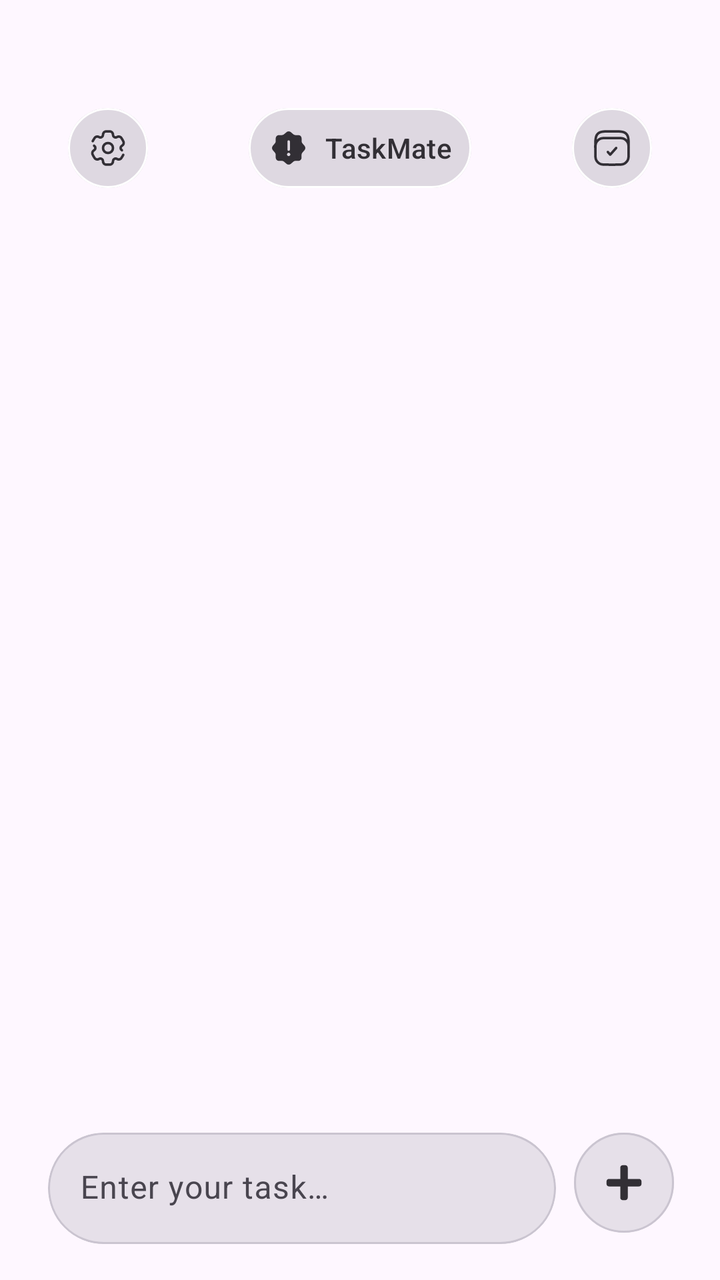
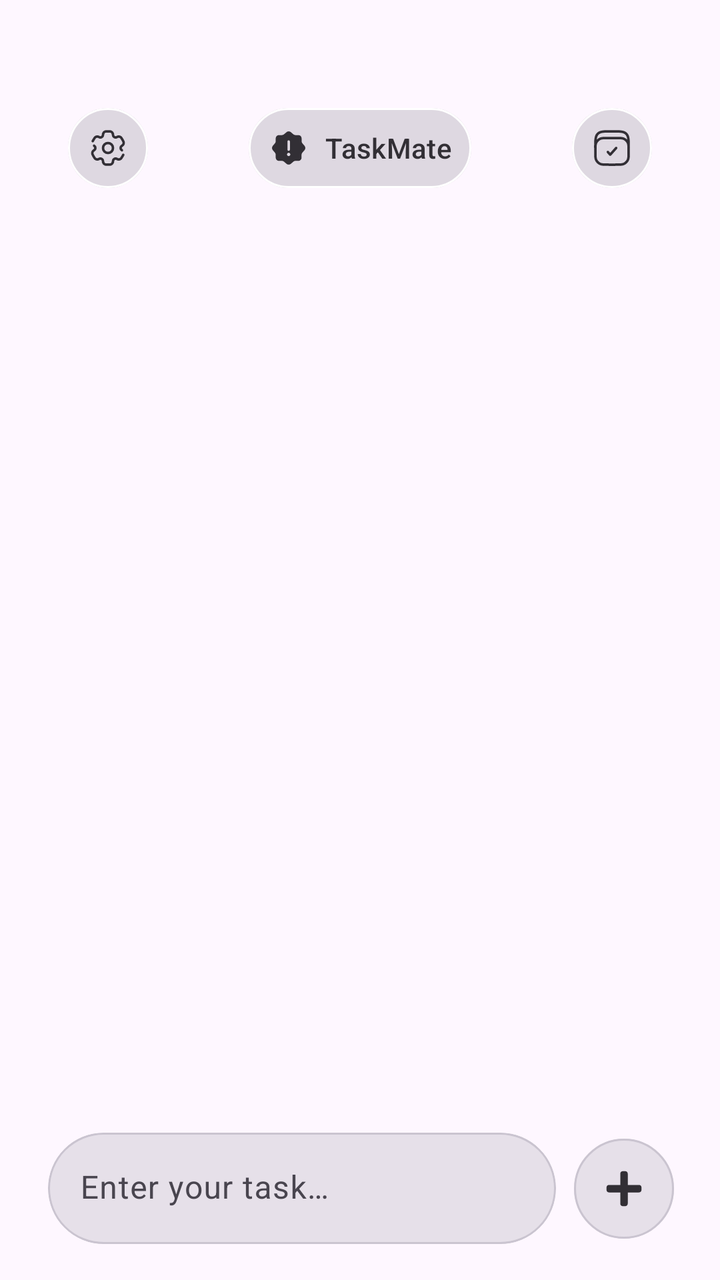

Before-and-after screenshots of an Android layout around one commit, followed by the original layout XML and the change that was made.
<!-- AndroidManifest.xml: application theme Theme.TaskMate -->
<!-- res/layout/activity_main.xml -->
<?xml version="1.0" encoding="utf-8"?>
<androidx.constraintlayout.widget.ConstraintLayout
    xmlns:android="http://schemas.android.com/apk/res/android"
    xmlns:tools="http://schemas.android.com/tools"
    xmlns:app="http://schemas.android.com/apk/res-auto"
    android:id="@+id/main"
    android:layout_width="match_parent"
    android:layout_height="match_parent"
    tools:context=".MainActivity">

    <androidx.constraintlayout.widget.ConstraintLayout
        android:id="@+id/topRowButtons"
        android:layout_width="match_parent"
        android:layout_height="wrap_content"
        android:paddingTop="50dp"
        android:paddingHorizontal="30dp"
        app:layout_constraintTop_toTopOf="parent"
        app:layout_constraintStart_toStartOf="parent"
        app:layout_constraintEnd_toEndOf="parent">

        <com.google.android.material.button.MaterialButton
            android:id="@+id/settingsButton"
            android:layout_width="wrap_content"
            android:layout_height="wrap_content"
            android:textSize="14sp"
            android:textColor="?attr/colorSurfaceInverse"
            android:backgroundTint="?attr/colorSurfaceDim"
            app:strokeWidth="1dp"
            app:strokeColor="@color/design_default_color_surface"
            style="@style/Widget.Material3.Button.IconButton.Filled.Tonal"
            app:icon="@drawable/settings_svgrepo_com"
            app:iconGravity="textStart"
            app:iconTint="?attr/colorSurfaceInverse"
            app:layout_constraintTop_toTopOf="parent"
            app:layout_constraintStart_toStartOf="parent" />

        <com.google.android.material.button.MaterialButton
            android:id="@+id/archivesButton"
            android:layout_width="wrap_content"
            android:layout_height="wrap_content"
            android:textColor="?attr/colorSurfaceInverse"
            android:backgroundTint="?attr/colorSurfaceDim"
            app:strokeWidth="1dp"
            app:strokeColor="@color/design_default_color_surface"
            style="@style/Widget.Material3.Button.IconButton.Filled.Tonal"
            app:icon="@drawable/archive_minimalistic_svgrepo_com"
            app:iconTint="?attr/colorSurfaceInverse"
            app:iconGravity="end"
            app:layout_constraintTop_toTopOf="parent"
            app:layout_constraintEnd_toEndOf="parent" />

        <com.google.android.material.button.MaterialButton
            android:id="@+id/appInfoButton"
            android:layout_width="wrap_content"
            android:layout_height="wrap_content"
            android:textColor="?attr/colorSurfaceInverse"
            android:backgroundTint="?attr/colorSurfaceDim"
            android:text="@string/app_name"
            app:strokeWidth="1dp"
            app:strokeColor="@color/design_default_color_surface"
            style="@style/Widget.Material3.Button.IconButton.Filled.Tonal"
            app:icon="@drawable/info_circle_svgrepo_com"
            app:iconTint="?attr/colorSurfaceInverse"
            app:iconGravity="start"
            app:iconPadding="8dp"
            app:layout_constraintTop_toTopOf="parent"
            app:layout_constraintStart_toEndOf="@id/settingsButton"
            app:layout_constraintEnd_toStartOf="@id/archivesButton"/>

    </androidx.constraintlayout.widget.ConstraintLayout>


    <TextView
        android:id="@+id/emptyTasksView"
        android:layout_width="wrap_content"
        android:layout_height="wrap_content"
        android:text="@string/noTasksMessage"
        android:textSize="18sp"
        android:gravity="center"
        android:visibility="gone"
        app:layout_constraintBottom_toBottomOf="@id/recyclerView"
        app:layout_constraintEnd_toEndOf="@id/recyclerView"
        app:layout_constraintStart_toStartOf="@id/recyclerView"
        app:layout_constraintTop_toTopOf="@id/recyclerView" />

    <androidx.recyclerview.widget.RecyclerView
        android:id="@+id/recyclerView"
        android:layout_width="match_parent"
        android:layout_height="0dp"
        android:paddingHorizontal="5dp"
        android:paddingVertical="10dp"
        android:layout_marginTop="1dp"
        app:layout_constraintBottom_toTopOf="@id/bottomRow"
        app:layout_constraintTop_toBottomOf="@id/topRowButtons"
        app:layout_constraintStart_toStartOf="parent"
        app:layout_constraintEnd_toEndOf="parent"/>

    <androidx.constraintlayout.widget.ConstraintLayout
        android:id="@+id/bottomRow"
        android:layout_width="match_parent"
        android:layout_height="wrap_content"
        android:background="#00000000"
        app:layout_constraintBottom_toBottomOf="parent"
        app:layout_constraintStart_toStartOf="parent"
        app:layout_constraintEnd_toEndOf="parent">

        <com.google.android.material.card.MaterialCardView
            android:id="@+id/inputCard"
            android:layout_width="0dp"
            android:layout_height="wrap_content"
            android:layout_marginStart="24dp"
            android:layout_marginBottom="18dp"
            android:elevation="12dp"
            app:cardCornerRadius="50dp"
            app:layout_constraintTop_toTopOf="parent"
            app:layout_constraintBottom_toBottomOf="parent"
            app:layout_constraintStart_toStartOf="parent"
            app:layout_constraintEnd_toStartOf="@id/submitButton">

            <com.google.android.material.textfield.TextInputLayout
                android:id="@+id/taskInputLayout"
                style="@style/Widget.Material3.TextInputLayout.FilledBox"
                android:layout_width="match_parent"
                android:layout_height="wrap_content"
                android:hint="@string/taskEntrance"
                app:boxBackgroundMode="filled"
                app:boxCornerRadiusTopStart="40dp"
                app:boxCornerRadiusTopEnd="40dp"
                app:boxCornerRadiusBottomStart="40dp"
                app:boxCornerRadiusBottomEnd="40dp"
                app:boxStrokeWidth="0dp"
                app:boxStrokeWidthFocused="0dp">

                <com.google.android.material.textfield.TextInputEditText
                    android:id="@+id/userInput"
                    android:layout_width="match_parent"
                    android:layout_height="wrap_content"
                    android:maxLines="1"
                    android:cursorVisible="false"
                    android:focusable="false"
                    android:focusableInTouchMode="false"
                    android:longClickable="false" />

            </com.google.android.material.textfield.TextInputLayout>

        </com.google.android.material.card.MaterialCardView>


        <com.google.android.material.button.MaterialButton
            android:id="@+id/submitButton"
            android:layout_width="wrap_content"
            android:paddingHorizontal="15dp"
            android:paddingVertical="15dp"
            android:layout_height="wrap_content"
            android:textSize="12sp"
            android:textStyle="bold"
            android:layout_marginEnd="19dp"
            android:layout_marginStart="5dp"
            app:backgroundTint="?attr/colorSurfaceContainerHighest"
            style="@style/Widget.Material3.Button.IconButton.Filled.Tonal"
            app:icon="@drawable/plus_svgrepo_com"
            app:iconTint="?attr/colorSurfaceInverse"
            app:iconGravity="end"
            app:iconPadding="0dp"
            app:cornerRadius="60dp"
            android:insetTop="0dp"
            android:insetBottom="0dp"
            app:strokeWidth="1dp"
            app:strokeColor="?attr/colorOutlineVariant"
            app:layout_constraintStart_toEndOf="@id/inputCard"
            app:layout_constraintTop_toTopOf="@id/inputCard"
            app:layout_constraintEnd_toEndOf="parent"/>

    </androidx.constraintlayout.widget.ConstraintLayout>

</androidx.constraintlayout.widget.ConstraintLayout>
<!-- resources referenced by this layout -->
<resources>
  <!-- drawable archive_minimalistic_svgrepo_com: vector/xml drawable (drawable, 2690 chars, omitted) -->
  <!-- drawable info_circle_svgrepo_com (drawable) -->
  <vector xmlns:android="http://schemas.android.com/apk/res/android"
      android:width="800dp"
      android:height="800dp"
      android:viewportWidth="24"
      android:viewportHeight="24">
    <path
        android:pathData="M21.561,10.738L20.211,9.158C19.961,8.858 19.751,8.298 19.751,7.898V6.198C19.751,5.138 18.881,4.268 17.821,4.268H16.121C15.721,4.268 15.151,4.058 14.851,3.808L13.271,2.458C12.581,1.868 11.451,1.868 10.761,2.458L9.161,3.808C8.861,4.058 8.301,4.268 7.901,4.268H6.171C5.111,4.268 4.241,5.138 4.241,6.198V7.898C4.241,8.288 4.041,8.848 3.791,9.148L2.441,10.738C1.861,11.438 1.861,12.558 2.441,13.238L3.791,14.828C4.041,15.118 4.241,15.688 4.241,16.078V17.788C4.241,18.848 5.111,19.718 6.171,19.718H7.911C8.301,19.718 8.871,19.928 9.171,20.178L10.751,21.528C11.441,22.118 12.571,22.118 13.261,21.528L14.841,20.178C15.141,19.928 15.701,19.718 16.101,19.718H17.801C18.861,19.718 19.731,18.848 19.731,17.788V16.088C19.731,15.688 19.941,15.128 20.191,14.828L21.541,13.248C22.151,12.568 22.151,11.438 21.561,10.738ZM11.251,8.128C11.251,7.718 11.591,7.378 12.001,7.378C12.411,7.378 12.751,7.718 12.751,8.128V12.958C12.751,13.368 12.411,13.708 12.001,13.708C11.591,13.708 11.251,13.368 11.251,12.958V8.128ZM12.001,16.868C11.451,16.868 11.001,16.418 11.001,15.868C11.001,15.318 11.441,14.868 12.001,14.868C12.551,14.868 13.001,15.318 13.001,15.868C13.001,16.418 12.561,16.868 12.001,16.868Z"
        android:fillColor="#292D32"/>
  </vector>
  <!-- drawable plus_svgrepo_com (drawable) -->
  <vector xmlns:android="http://schemas.android.com/apk/res/android"
      android:width="800dp"
      android:height="800dp"
      android:viewportWidth="512"
      android:viewportHeight="512">
    <path
        android:pathData="M448,208L304,208L304,64c0,-17.67 -14.33,-32 -32,-32h-32c-17.67,0 -32,14.33 -32,32v144L64,208c-17.67,0 -32,14.33 -32,32v32c0,17.67 14.33,32 32,32h144v144c0,17.67 14.33,32 32,32h32c17.67,0 32,-14.33 32,-32L304,304h144c17.67,0 32,-14.33 32,-32v-32c0,-17.67 -14.33,-32 -32,-32z"
        android:fillColor="#000000"/>
  </vector>
  <!-- drawable settings_svgrepo_com: vector/xml drawable (drawable, 2165 chars, omitted) -->
  <string name="app_name">TaskMate</string>
  <string name="noTasksMessage">No tasks to show here!</string>
  <string name="taskEntrance">Enter your task…</string>
  <style name="Theme.TaskMate" parent="Theme.Material3.DayNight.NoActionBar">
  
          <item name="textAppearanceHeadline6">@style/TextAppearance.MaterialComponents.Headline6</item>
          <item name="textAppearanceBody1">@style/TextAppearance.MaterialComponents.Body1</item>
  
  
          
          <item name="colorPrimary">@color/purple_500</item>
  
  
          
          <item name="colorSecondary">@color/teal_200</item>
  
  
          
          <item name="android:navigationBarColor">@color/teal_700</item>
          <item name="android:statusBarColor">@color/teal_700</item>
          
      </style>
  <color name="purple_500">#FF6200EE</color>
  <color name="teal_200">#FF03DAC5</color>
  <color name="teal_700">#FF018786</color>
</resources>

<!-- the commit's change to res/layout/activity_main.xml (unified diff, before → after) -->
@@ -169,6 +169,7 @@
             app:strokeColor="?attr/colorOutlineVariant"
             app:layout_constraintStart_toEndOf="@id/inputCard"
             app:layout_constraintTop_toTopOf="@id/inputCard"
+            app:layout_constraintBottom_toBottomOf ="@id/inputCard"
             app:layout_constraintEnd_toEndOf="parent"/>
 
     </androidx.constraintlayout.widget.ConstraintLayout>
